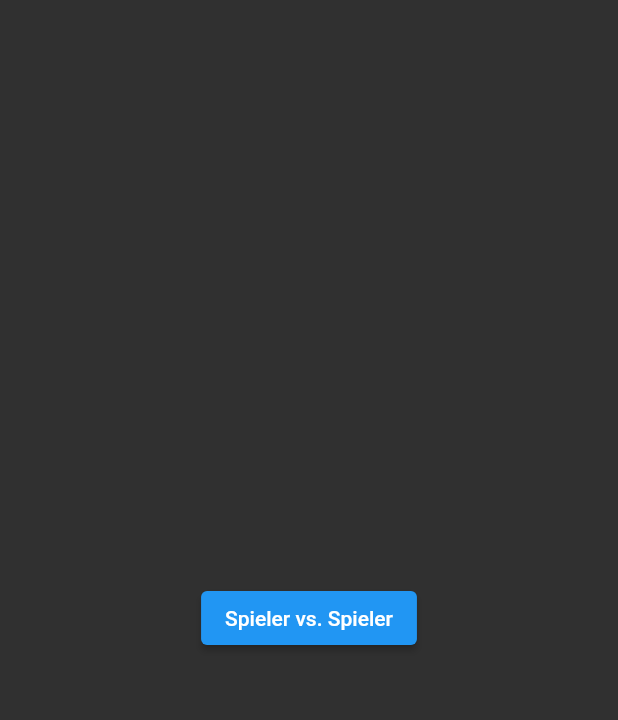
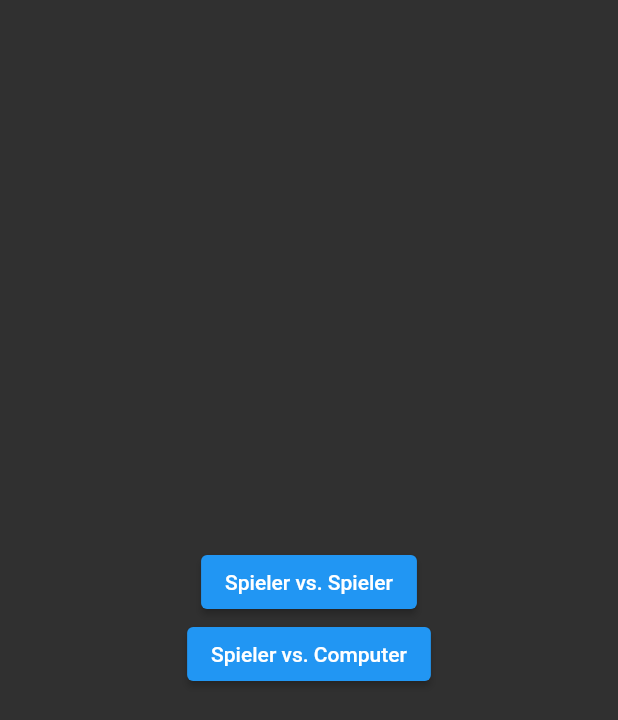
Before and after one commit to Marcel9494/MatrjoschkaTicTacToe, a Flutter app: the screen it shows after launch, on a phone screen of 412 x 824 dp. Shown: the top 720 px of the screen. Run offline on Flutter 3.47's test engine with Material 2 defaults, Android fonts, the phone set to English and light mode, and no system bars; our stand-ins replace carousel_slider.

Commit message:
AI Auswahl
- Spieler kann zwischen Spieler vs. Spieler und Spieler vs. Computer Spiel auswählen. Spieler vs. Computer ist noch nicht implementiert.

```diff
--- a/lib/models/screen_arguments/game_screen_arguments.dart
+++ b/lib/models/screen_arguments/game_screen_arguments.dart
@@ -3,11 +3,13 @@ class GameScreenArguments {
   final int fieldMultiplier;
   final List<int> playerOneGamePieceLevel;
   final List<int> playerTwoGamePieceLevel;
+  final bool activateArtificialIntelligence;
 
   GameScreenArguments({
     required this.winSerie,
     required this.fieldMultiplier,
     required this.playerOneGamePieceLevel,
     required this.playerTwoGamePieceLevel,
+    required this.activateArtificialIntelligence,
   });
 }
--- /dev/null
+++ b/lib/models/screen_arguments/single_player_game_selection_screen_arguments.dart
@@ -0,0 +1,7 @@
+class SinglePlayerGameSelectionScreenArguments {
+  final bool activateArtificialIntelligence;
+
+  SinglePlayerGameSelectionScreenArguments({
+    required this.activateArtificialIntelligence,
+  });
+}
--- a/lib/screens/home_screen.dart
+++ b/lib/screens/home_screen.dart
@@ -1,4 +1,6 @@
 import 'package:flutter/material.dart';
+
+import '/models/screen_arguments/single_player_game_selection_screen_arguments.dart';
 
 import '/utils/constants/route_constants.dart';
 
@@ -13,11 +15,34 @@ class _HomeScreenState extends State<HomeScreen> {
   @override
   Widget build(BuildContext context) {
     return Scaffold(
-      body: Center(
-        child: ElevatedButton(
-          onPressed: () => Navigator.of(context).pushNamed(singlePlayerGameSelectionRoute),
-          child: const Text('Spieler vs. Spieler'),
-        ),
+      body: Column(
+        mainAxisAlignment: MainAxisAlignment.center,
+        children: [
+          Center(
+            child: ElevatedButton(
+              onPressed: () => Navigator.pushNamed(
+                context,
+                singlePlayerGameSelectionRoute,
+                arguments: SinglePlayerGameSelectionScreenArguments(
+                  activateArtificialIntelligence: false,
+                ),
+              ),
+              child: const Text('Spieler vs. Spieler'),
+            ),
+          ),
+          Center(
+            child: ElevatedButton(
+              onPressed: () => Navigator.pushNamed(
+                context,
+                singlePlayerGameSelectionRoute,
+                arguments: SinglePlayerGameSelectionScreenArguments(
+                  activateArtificialIntelligence: true,
+                ),
+              ),
+              child: const Text('Spieler vs. Computer'),
+            ),
+          ),
+        ],
       ),
     );
   }
```
Also changed, not shown: lib/main.dart (+10 -1 lines), lib/screens/game_screen.dart (+14 -0 lines), lib/screens/single_player_game_selection_screen.dart (+7 -1 lines).
